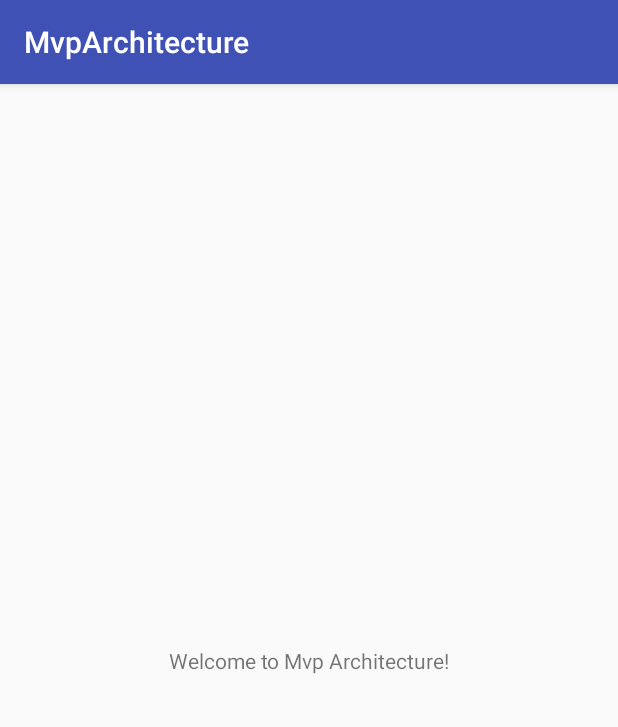
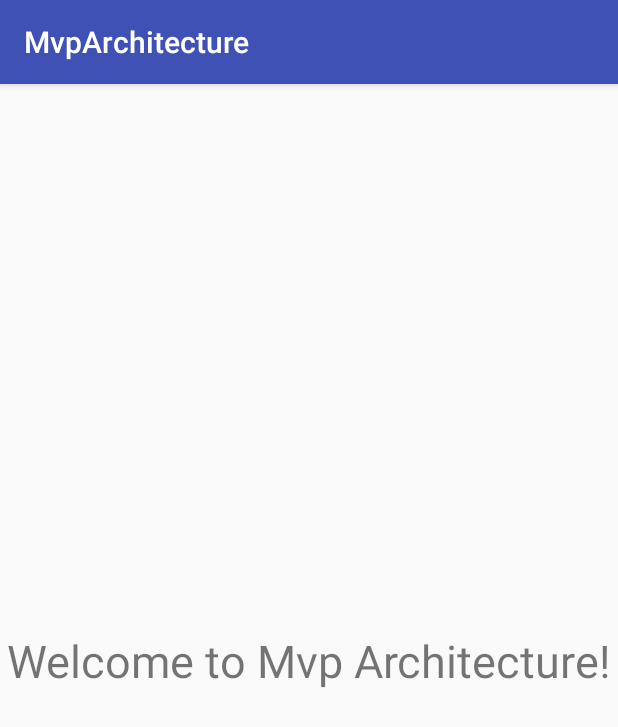
Before and after one commit to MuhammadArsalanChishti/MvpArchitecture, an Android app: the MainActivity screen opened directly, with no data from a screen before it, on a phone screen of 412 x 824 dp. Shown: the top 727 px of the screen. Run offline under Robolectric (Android 15) with nearby library versions, the phone set to English and light mode, and no system bars.

Commit message:
update things

```diff
--- a/app/src/main/java/architecture/mvp/com/mvparchitecture/model/LoginInteractor.java
+++ b/app/src/main/java/architecture/mvp/com/mvparchitecture/model/LoginInteractor.java
@@ -1,8 +1,5 @@
 package architecture.mvp.com.mvparchitecture.model;
 
-/**
- * Created by kshitij on 16/04/17.
- */
 
 public interface LoginInteractor {
 
--- a/app/src/main/java/architecture/mvp/com/mvparchitecture/model/LoginInteractorImpl.java
+++ b/app/src/main/java/architecture/mvp/com/mvparchitecture/model/LoginInteractorImpl.java
@@ -3,9 +3,6 @@ package architecture.mvp.com.mvparchitecture.model;
 import android.os.Handler;
 import android.text.TextUtils;
 
-/**
- * Created by kshitij on 16/04/17.
- */
 
 public class LoginInteractorImpl implements LoginInteractor {
     @Override
--- a/app/src/main/java/architecture/mvp/com/mvparchitecture/presenter/LoginPresenter.java
+++ b/app/src/main/java/architecture/mvp/com/mvparchitecture/presenter/LoginPresenter.java
@@ -1,8 +1,5 @@
 package architecture.mvp.com.mvparchitecture.presenter;
 
-/**
- * Created by kshitij on 16/04/17.
- */
 
 public interface LoginPresenter {
 
--- a/app/src/main/java/architecture/mvp/com/mvparchitecture/presenter/LoginPresenterImpl.java
+++ b/app/src/main/java/architecture/mvp/com/mvparchitecture/presenter/LoginPresenterImpl.java
@@ -5,9 +5,6 @@ import architecture.mvp.com.mvparchitecture.model.LoginInteractor;
 import architecture.mvp.com.mvparchitecture.model.LoginInteractorImpl;
 import architecture.mvp.com.mvparchitecture.view.LoginView;
 
-/**
- * Created by kshitij on 16/04/17.
- */
 
 public class LoginPresenterImpl implements LoginPresenter,LoginInteractor.onLoginFinishedListener {
 
--- a/app/src/main/java/architecture/mvp/com/mvparchitecture/view/LoginView.java
+++ b/app/src/main/java/architecture/mvp/com/mvparchitecture/view/LoginView.java
@@ -1,8 +1,5 @@
 package architecture.mvp.com.mvparchitecture.view;
 
-/**
- * Created by kshitij on 16/04/17.
- */
 
 public interface LoginView {
 
--- a/app/src/main/res/layout/activity_main.xml
+++ b/app/src/main/res/layout/activity_main.xml
@@ -13,6 +13,8 @@
         app:layout_constraintBottom_toBottomOf="parent"
         app:layout_constraintLeft_toLeftOf="parent"
         app:layout_constraintRight_toRightOf="parent"
+        android:textSize="30dp"
+        android:gravity="center_horizontal"
         app:layout_constraintTop_toTopOf="parent" />
 
 </android.support.constraint.ConstraintLayout>
```
